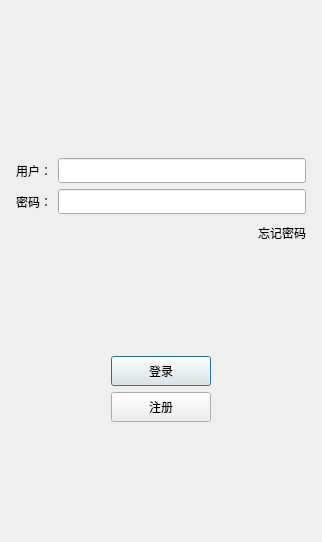
This is client/YYYchat/logindialog.ui in YYYingk/YYYchat as Qt 5 draws it before an edit. The edited form follows.
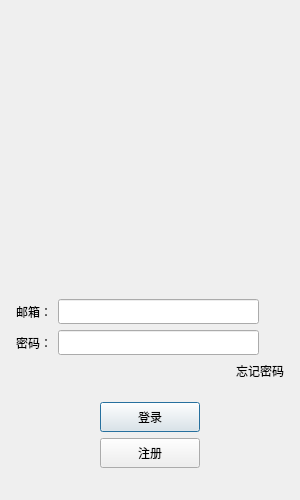
This is the edited form. Icons and pictures are not drawn. Custom widgets are drawn as their Qt base class.

The edit to the form file:
```diff
--- a/client/YYYchat/logindialog.ui
+++ b/client/YYYchat/logindialog.ui
@@ -6,16 +6,28 @@
    <rect>
     <x>0</x>
     <y>0</y>
-    <width>322</width>
-    <height>542</height>
+    <width>300</width>
+    <height>500</height>
    </rect>
   </property>
+  <property name="minimumSize">
+   <size>
+    <width>300</width>
+    <height>500</height>
+   </size>
+  </property>
+  <property name="maximumSize">
+   <size>
+    <width>300</width>
+    <height>500</height>
+   </size>
+  </property>
   <property name="windowTitle">
    <string>Dialog</string>
   </property>
-  <layout class="QVBoxLayout" name="verticalLayout_2">
+  <layout class="QVBoxLayout" name="verticalLayout_3">
    <item>
-    <layout class="QVBoxLayout" name="verticalLayout">
+    <layout class="QVBoxLayout" name="verticalLayout_2">
      <property name="leftMargin">
       <number>5</number>
      </property>
@@ -29,16 +41,44 @@
       <number>5</number>
      </property>
      <item>
-      <widget class="QWidget" name="widget" native="true">
+      <widget class="QLabel" name="err_tip">
        <property name="minimumSize">
         <size>
          <width>0</width>
-         <height>0</height>
+         <height>25</height>
         </size>
        </property>
-       <layout class="QHBoxLayout" name="horizontalLayout_8">
-        <item>
-         <widget class="QLabel" name="label">
+       <property name="maximumSize">
+        <size>
+         <width>16777215</width>
+         <height>25</height>
+        </size>
+       </property>
+       <property name="text">
+        <string/>
+       </property>
+       <property name="alignment">
+        <set>Qt::AlignCenter</set>
+       </property>
+      </widget>
+     </item>
+     <item>
+      <widget class="QWidget" name="head_widget" native="true">
+       <property name="minimumSize">
+        <size>
+         <width>200</width>
+         <height>230</height>
+        </size>
+       </property>
+       <layout class="QGridLayout" name="gridLayout">
+        <item row="1" column="0">
+         <widget class="QLabel" name="head_label">
+          <property name="minimumSize">
+           <size>
+            <width>200</width>
+            <height>200</height>
+           </size>
+          </property>
           <property name="maximumSize">
            <size>
             <width>200</width>
@@ -75,7 +115,7 @@
       </widget>
      </item>
      <item>
-      <spacer name="verticalSpacer_2">
+      <spacer name="verticalSpacer_3">
        <property name="orientation">
         <enum>Qt::Vertical</enum>
        </property>
@@ -104,7 +144,7 @@
           </size>
          </property>
          <property name="text">
-          <string>用户：</string>
+          <string>邮箱：</string>
          </property>
         </widget>
        </item>
@@ -124,6 +164,22 @@
          </property>
         </widget>
        </item>
+       <item>
+        <spacer name="horizontalSpacer_6">
+         <property name="orientation">
+          <enum>Qt::Horizontal</enum>
+         </property>
+         <property name="sizeType">
+          <enum>QSizePolicy::Fixed</enum>
+         </property>
+         <property name="sizeHint" stdset="0">
+          <size>
+           <width>25</width>
+           <height>20</height>
+          </size>
+         </property>
+        </spacer>
+       </item>
       </layout>
      </item>
      <item>
@@ -149,12 +205,6 @@
        </item>
        <item>
         <widget class="QLineEdit" name="pass_edit">
-         <property name="sizePolicy">
-          <sizepolicy hsizetype="Expanding" vsizetype="Fixed">
-           <horstretch>0</horstretch>
-           <verstretch>0</verstretch>
-          </sizepolicy>
-         </property>
          <property name="minimumSize">
           <size>
            <width>0</width>
@@ -169,6 +219,22 @@
          </property>
         </widget>
        </item>
+       <item>
+        <spacer name="horizontalSpacer_7">
+         <property name="orientation">
+          <enum>Qt::Horizontal</enum>
+         </property>
+         <property name="sizeType">
+          <enum>QSizePolicy::Fixed</enum>
+         </property>
+         <property name="sizeHint" stdset="0">
+          <size>
+           <width>25</width>
+           <height>20</height>
+          </size>
+         </property>
+        </spacer>
+       </item>
       </layout>
      </item>
      <item>
@@ -188,18 +254,6 @@
        </item>
        <item>
         <widget class="ClickedLabel" name="forget_label">
-         <property name="minimumSize">
-          <size>
-           <width>0</width>
-           <height>25</height>
-          </size>
-         </property>
-         <property name="maximumSize">
-          <size>
-           <width>16777215</width>
-           <height>25</height>
-          </size>
-         </property>
          <property name="text">
           <string>忘记密码</string>
          </property>
@@ -208,7 +262,7 @@
       </layout>
      </item>
      <item>
-      <spacer name="verticalSpacer">
+      <spacer name="verticalSpacer_2">
        <property name="orientation">
         <enum>Qt::Vertical</enum>
        </property>
@@ -264,9 +318,9 @@
       </layout>
      </item>
      <item>
-      <layout class="QHBoxLayout" name="horizontalLayout_7">
+      <layout class="QHBoxLayout" name="horizontalLayout_6">
        <item>
-        <spacer name="horizontalSpacer_5">
+        <spacer name="horizontalSpacer_4">
          <property name="orientation">
           <enum>Qt::Horizontal</enum>
          </property>
@@ -286,19 +340,13 @@
            <height>30</height>
           </size>
          </property>
-         <property name="maximumSize">
-          <size>
-           <width>16777215</width>
-           <height>30</height>
-          </size>
-         </property>
          <property name="text">
           <string>注册</string>
          </property>
         </widget>
        </item>
        <item>
-        <spacer name="horizontalSpacer_4">
+        <spacer name="horizontalSpacer_5">
          <property name="orientation">
           <enum>Qt::Horizontal</enum>
          </property>
@@ -313,7 +361,7 @@
       </layout>
      </item>
      <item>
-      <spacer name="verticalSpacer_3">
+      <spacer name="verticalSpacer">
        <property name="orientation">
         <enum>Qt::Vertical</enum>
        </property>
```
Left out of the diff: 29 changed lines with no effect on the pictures.
